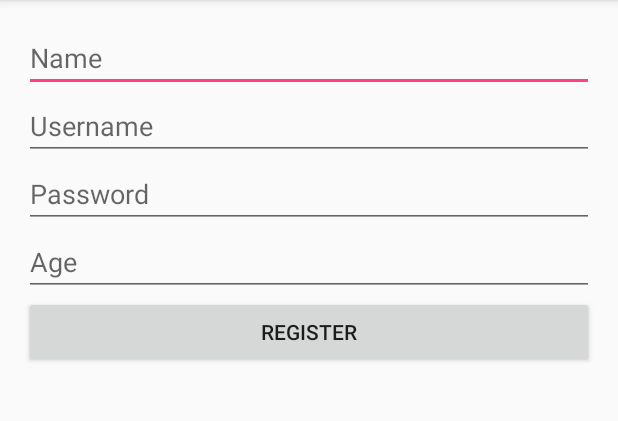
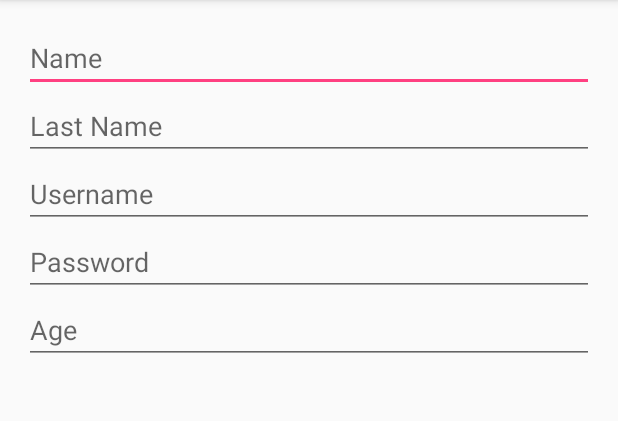
Before and after one commit to JoshuaSkurtu/ShelterSrcApp, an Android app: the RegisterActivity screen opened directly, with no data from a screen before it, on a phone screen of 412 x 824 dp, the part 84-505 px from its top. Run offline under Robolectric (Android 15) with nearby library versions, the phone set to English and light mode, and no system bars; our stand-ins replace Volley; network calls fail; 2 statements that could not run were skipped.

Commit message:
Adding lastname et on xml

```diff
--- a/app/src/main/res/layout/activity_register.xml
+++ b/app/src/main/res/layout/activity_register.xml
@@ -31,6 +31,19 @@
         android:layout_below="@+id/etName"
         android:layout_alignParentLeft="true"
         android:layout_alignParentStart="true"
+        android:id="@+id/etLName"
+        android:layout_alignParentRight="true"
+        android:layout_alignParentEnd="true"
+        android:hint="Last Name" />
+
+    <EditText
+        android:layout_width="wrap_content"
+        android:layout_height="wrap_content"
+        android:inputType="textPersonName"
+        android:ems="10"
+        android:layout_below="@+id/etLName"
+        android:layout_alignParentLeft="true"
+        android:layout_alignParentStart="true"
         android:id="@+id/etUsername"
         android:layout_alignParentRight="true"
         android:layout_alignParentEnd="true"
@@ -47,7 +60,7 @@
         android:id="@+id/etPassword"
         android:layout_alignParentRight="true"
         android:layout_alignParentEnd="true"
-        android:hint="Password" />
+        android:hint="Password"  />
 
     <EditText
         android:layout_width="wrap_content"
@@ -62,14 +75,5 @@
         android:layout_alignParentEnd="true"
         android:hint="Age" />
 
-    <Button
-        android:text="Register"
-        android:layout_width="wrap_content"
-        android:layout_height="wrap_content"
-        android:layout_below="@+id/etAge"
-        android:layout_alignParentLeft="true"
-        android:layout_alignParentStart="true"
-        android:id="@+id/bRegister"
-        android:layout_alignParentRight="true"
-        android:layout_alignParentEnd="true" />
+
 </RelativeLayout>
```
